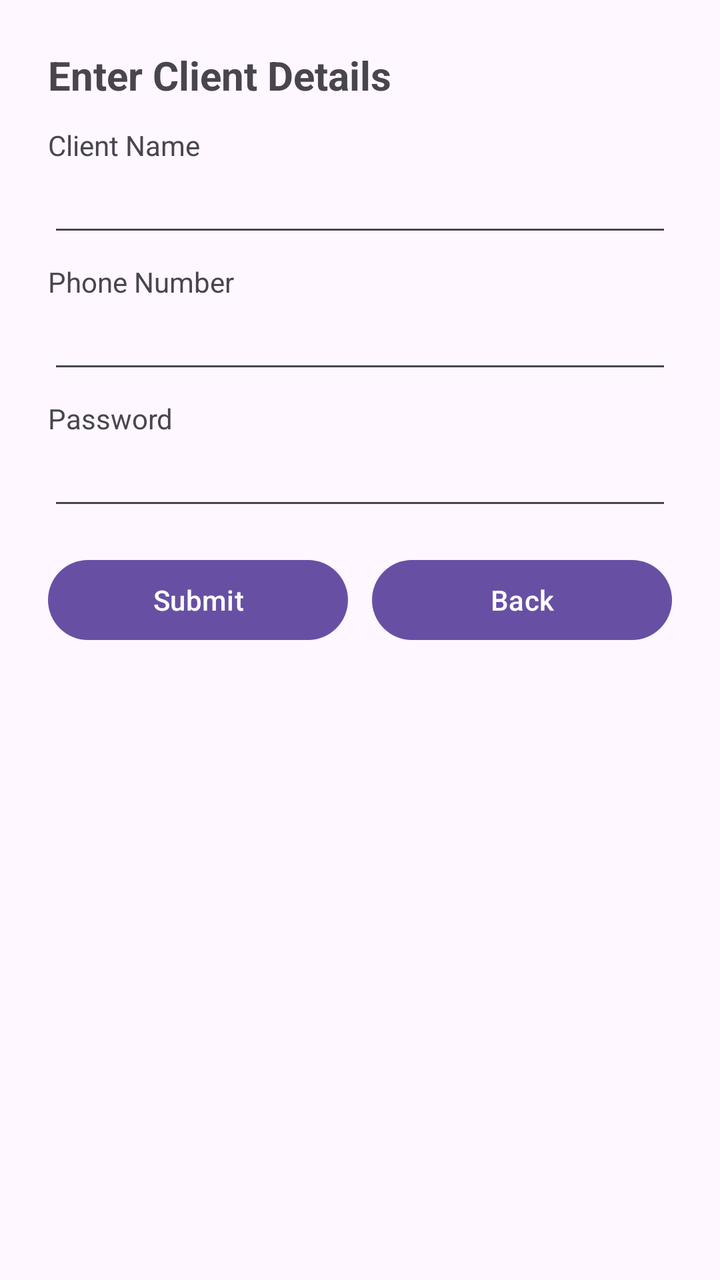
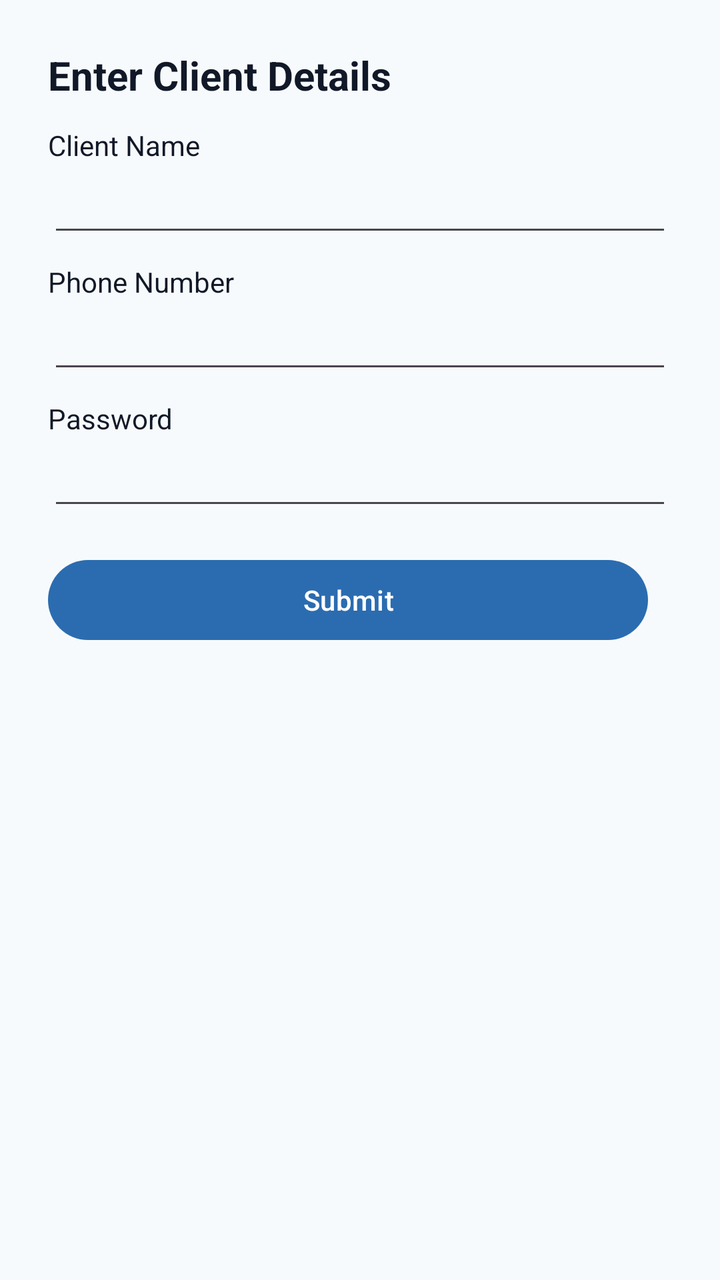

The first picture is an Android layout as it rendered before a commit; the second is the same layout after the commit. The layout source and the unified diff follow.
<!-- AndroidManifest.xml: application theme Theme.MyApplication -->
<!-- res/layout/activity_client_details.xml -->
<?xml version="1.0" encoding="utf-8"?>
<ScrollView xmlns:android="http://schemas.android.com/apk/res/android"
    android:layout_width="match_parent"
    android:layout_height="match_parent">

    <LinearLayout android:layout_width="match_parent" android:layout_height="wrap_content" android:orientation="vertical" android:padding="24dp">
        <TextView android:layout_width="wrap_content" android:layout_height="wrap_content" android:text="Enter Client Details" android:textSize="20sp" android:textStyle="bold" />

        <TextView android:layout_width="wrap_content" android:layout_height="wrap_content" android:text="Client Name" android:layout_marginTop="12dp" />
        <EditText android:id="@+id/tfClientName" android:layout_width="match_parent" android:layout_height="wrap_content" />

        <TextView android:layout_width="wrap_content" android:layout_height="wrap_content" android:text="Phone Number" android:layout_marginTop="8dp" />
        <EditText android:id="@+id/tfPhoneNumber" android:layout_width="match_parent" android:layout_height="wrap_content" android:inputType="phone" />

        <TextView android:layout_width="wrap_content" android:layout_height="wrap_content" android:text="Password" android:layout_marginTop="8dp" />
        <EditText android:id="@+id/tfPassword" android:layout_width="match_parent" android:layout_height="wrap_content" android:inputType="textPassword" />

        <LinearLayout android:layout_width="match_parent" android:layout_height="wrap_content" android:orientation="horizontal" android:layout_marginTop="16dp">
            <Button android:id="@+id/btnSubmitClient" android:layout_width="0dp" android:layout_weight="1" android:layout_height="wrap_content" android:text="Submit" />
            <Space android:layout_width="12dp" android:layout_height="wrap_content" />
            <Button android:id="@+id/btnBackClient" android:layout_width="0dp" android:layout_weight="1" android:layout_height="wrap_content" android:text="Back" />
        </LinearLayout>
    </LinearLayout>

</ScrollView>
<!-- resources referenced by this layout -->
<resources>
  <style name="Theme.MyApplication" parent="Base.Theme.MyApplication" />
  <style name="Base.Theme.MyApplication" parent="Theme.Material3.DayNight.NoActionBar">
          
          
      </style>
</resources>

<!-- the commit's change to res/layout/activity_client_details.xml (unified diff, before → after) -->
@@ -7,18 +7,17 @@
         <TextView android:layout_width="wrap_content" android:layout_height="wrap_content" android:text="Enter Client Details" android:textSize="20sp" android:textStyle="bold" />
 
         <TextView android:layout_width="wrap_content" android:layout_height="wrap_content" android:text="Client Name" android:layout_marginTop="12dp" />
-        <EditText android:id="@+id/tfClientName" android:layout_width="match_parent" android:layout_height="wrap_content" />
-
+        <EditText style="@style/AppInput" android:id="@+id/tfClientName" android:layout_width="match_parent" android:layout_height="wrap_content" />
+        
         <TextView android:layout_width="wrap_content" android:layout_height="wrap_content" android:text="Phone Number" android:layout_marginTop="8dp" />
-        <EditText android:id="@+id/tfPhoneNumber" android:layout_width="match_parent" android:layout_height="wrap_content" android:inputType="phone" />
-
+        <EditText style="@style/AppInput" android:id="@+id/tfPhoneNumber" android:layout_width="match_parent" android:layout_height="wrap_content" android:inputType="phone" />
+        
         <TextView android:layout_width="wrap_content" android:layout_height="wrap_content" android:text="Password" android:layout_marginTop="8dp" />
-        <EditText android:id="@+id/tfPassword" android:layout_width="match_parent" android:layout_height="wrap_content" android:inputType="textPassword" />
+        <EditText style="@style/AppInput" android:id="@+id/tfPassword" android:layout_width="match_parent" android:layout_height="wrap_content" android:inputType="textPassword" />
 
         <LinearLayout android:layout_width="match_parent" android:layout_height="wrap_content" android:orientation="horizontal" android:layout_marginTop="16dp">
-            <Button android:id="@+id/btnSubmitClient" android:layout_width="0dp" android:layout_weight="1" android:layout_height="wrap_content" android:text="Submit" />
+            <Button style="@style/AppButton" android:id="@+id/btnSubmitClient" android:layout_width="0dp" android:layout_weight="1" android:layout_height="wrap_content" android:text="Submit" />
             <Space android:layout_width="12dp" android:layout_height="wrap_content" />
-            <Button android:id="@+id/btnBackClient" android:layout_width="0dp" android:layout_weight="1" android:layout_height="wrap_content" android:text="Back" />
         </LinearLayout>
     </LinearLayout>
 
<!-- resource entries referenced after the edit -->
@@ -2,8 +2,17 @@
 <resources>
   <style name="Theme.MyApplication" parent="Base.Theme.MyApplication" />
   <style name="Base.Theme.MyApplication" parent="Theme.Material3.DayNight.NoActionBar">
-          
-          
+          <item name="colorPrimary">@color/primary</item>
+          <item name="colorPrimaryVariant">@color/primary_variant</item>
+          <item name="colorOnPrimary">@color/on_primary</item>
+          <item name="android:colorBackground">@color/background</item>
+          <item name="android:textColor">@color/text_primary</item>
+          <item name="android:windowBackground">@color/background</item>
       </style>
+  <color name="primary">#2B6CB0</color>
+  <color name="primary_variant">#245a93</color>
+  <color name="on_primary">#FFFFFFFF</color>
+  <color name="background">#F7FAFC</color>
+  <color name="text_primary">#111827</color>
 </resources>
 
